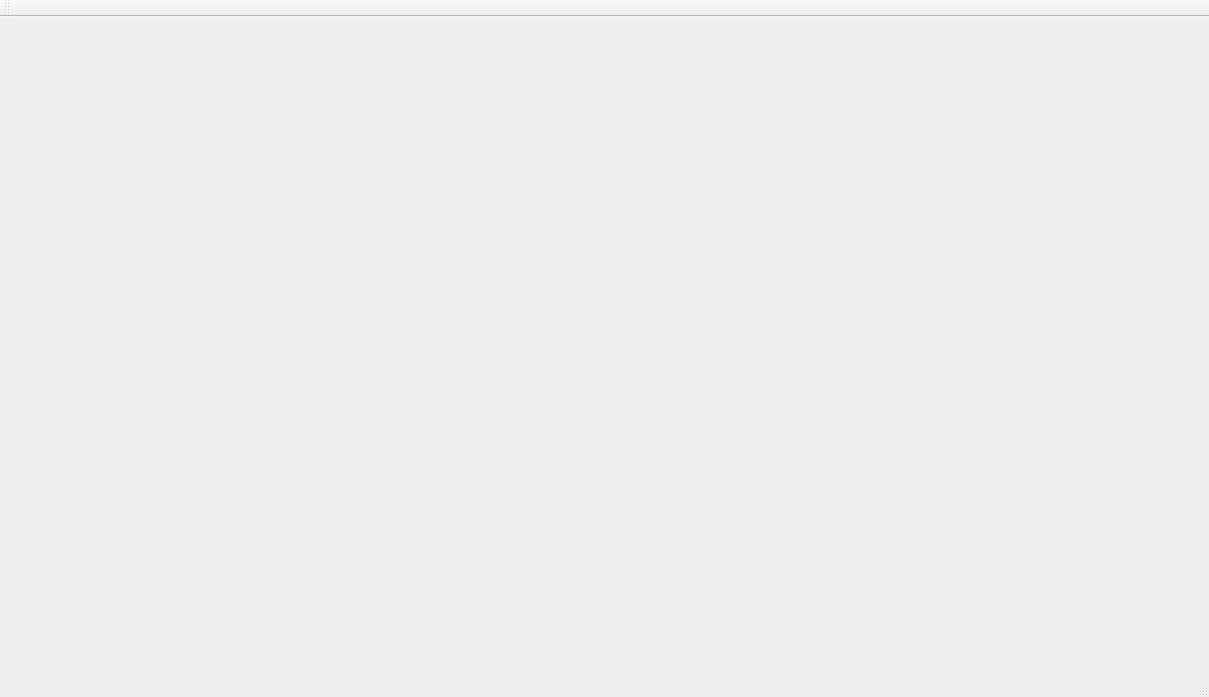
Old version of the form client/src/Graphic/loggedwindow.ui in the repository ThomasQuentin1/CPP_babel_2018.
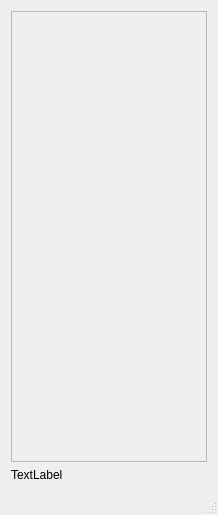
New version of the form.

```diff
--- a/client/src/Graphic/loggedwindow.ui
+++ b/client/src/Graphic/loggedwindow.ui
@@ -6,8 +6,8 @@
    <rect>
     <x>0</x>
     <y>0</y>
-    <width>1209</width>
-    <height>697</height>
+    <width>218</width>
+    <height>515</height>
    </rect>
   </property>
   <property name="windowTitle">
@@ -16,51 +16,31 @@
   <widget class="QWidget" name="centralWidget">
    <layout class="QGridLayout" name="gridLayout_2">
     <item row="0" column="0">
-     <spacer name="horizontalSpacer">
-      <property name="orientation">
-       <enum>Qt::Horizontal</enum>
+     <widget class="QScrollArea" name="scrollArea">
+      <property name="widgetResizable">
+       <bool>true</bool>
       </property>
-      <property name="sizeHint" stdset="0">
-       <size>
-        <width>40</width>
-        <height>20</height>
-       </size>
-      </property>
-     </spacer>
+      <widget class="QWidget" name="scrollAreaWidgetContents">
+       <property name="geometry">
+        <rect>
+         <x>0</x>
+         <y>0</y>
+         <width>198</width>
+         <height>450</height>
+        </rect>
+       </property>
+      </widget>
+     </widget>
     </item>
-    <item row="0" column="1">
-     <spacer name="horizontalSpacer_2">
-      <property name="orientation">
-       <enum>Qt::Horizontal</enum>
+    <item row="1" column="0">
+     <widget class="QLabel" name="labelCenter">
+      <property name="text">
+       <string>TextLabel</string>
       </property>
-      <property name="sizeHint" stdset="0">
-       <size>
-        <width>40</width>
-        <height>20</height>
-       </size>
-      </property>
-     </spacer>
+     </widget>
     </item>
    </layout>
   </widget>
-  <widget class="QMenuBar" name="menuBar">
-   <property name="geometry">
-    <rect>
-     <x>0</x>
-     <y>0</y>
-     <width>1209</width>
-     <height>22</height>
-    </rect>
-   </property>
-  </widget>
-  <widget class="QToolBar" name="mainToolBar">
-   <attribute name="toolBarArea">
-    <enum>TopToolBarArea</enum>
-   </attribute>
-   <attribute name="toolBarBreak">
-    <bool>false</bool>
-   </attribute>
-  </widget>
   <widget class="QStatusBar" name="statusBar"/>
  </widget>
  <layoutdefault spacing="6" margin="11"/>
```
Left out of the diff: 2 changed lines with no effect on the pictures.
